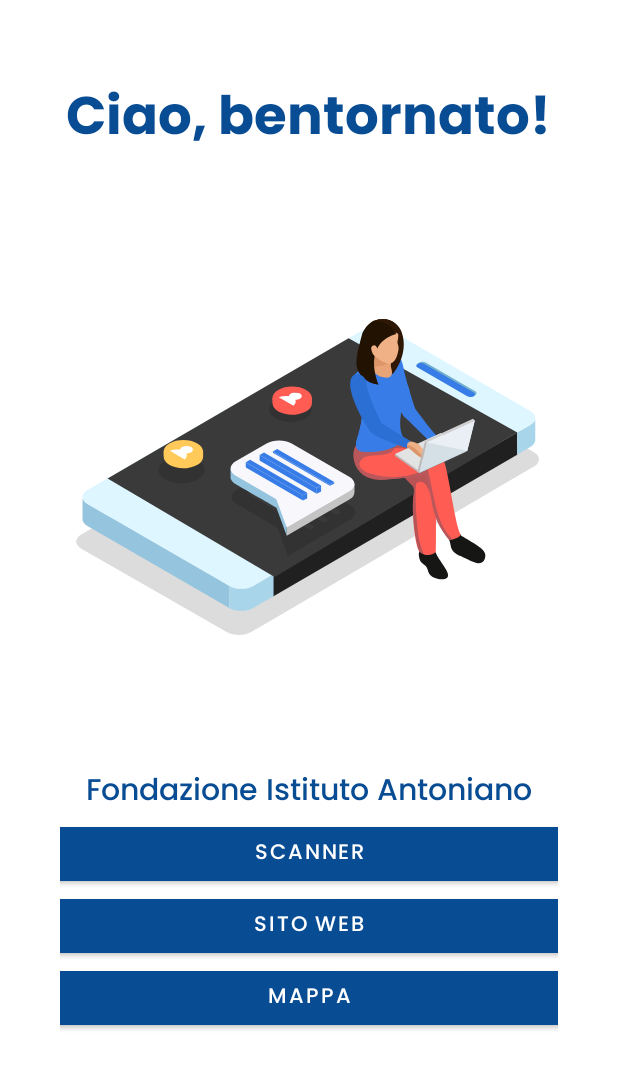
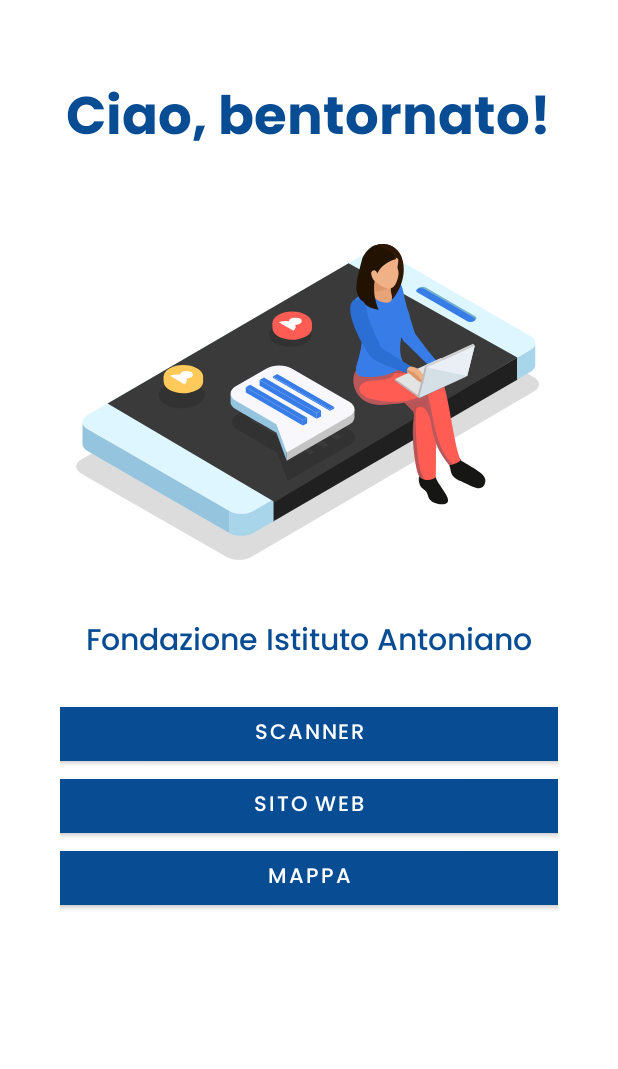
Before and after one commit to alessandroquirile/Augmentus, an Android app: the HomePageActivity screen opened directly, with no data from a screen before it, on a phone screen of 412 x 824 dp. Shown: the top 1069 px of the screen. Run offline under Robolectric (Android 15) with nearby library versions, the phone set to English and light mode, and no system bars.

Commit message:
layouts fixing

```diff
--- a/app/src/main/res/layout/activity_home_page.xml
+++ b/app/src/main/res/layout/activity_home_page.xml
@@ -21,7 +21,7 @@
     <com.airbnb.lottie.LottieAnimationView
         android:id="@+id/lottie_animation_view"
         android:layout_width="match_parent"
-        android:layout_height="400dp"
+        android:layout_height="300dp"
         android:layout_gravity="center"
         app:lottie_autoPlay="true"
         app:lottie_fileName="homepage_lottie.json"
@@ -45,7 +45,8 @@
             android:layout_width="match_parent"
             android:layout_height="wrap_content"
             android:gravity="center_horizontal"
-            android:orientation="vertical">
+            android:orientation="vertical"
+            android:paddingVertical="20dp">
 
             <Button
                 android:id="@+id/button_scan"
--- a/app/src/main/res/layout/activity_welcome_page.xml
+++ b/app/src/main/res/layout/activity_welcome_page.xml
@@ -30,7 +30,6 @@
     <TextView
         android:layout_width="wrap_content"
         android:layout_height="wrap_content"
-        android:layout_marginTop="20dp"
         android:fontFamily="@font/poppins_medium"
         android:gravity="center"
         android:text="@string/welcome_description"
@@ -41,7 +40,7 @@
         android:id="@+id/button_iniziamo"
         android:layout_width="340dp"
         android:layout_height="wrap_content"
-        android:layout_marginTop="45dp"
+        android:layout_marginTop="20dp"
         android:backgroundTint="@color/venice_blue"
         android:fontFamily="@font/poppins_medium"
         android:text="@string/iniziamo" />
```
